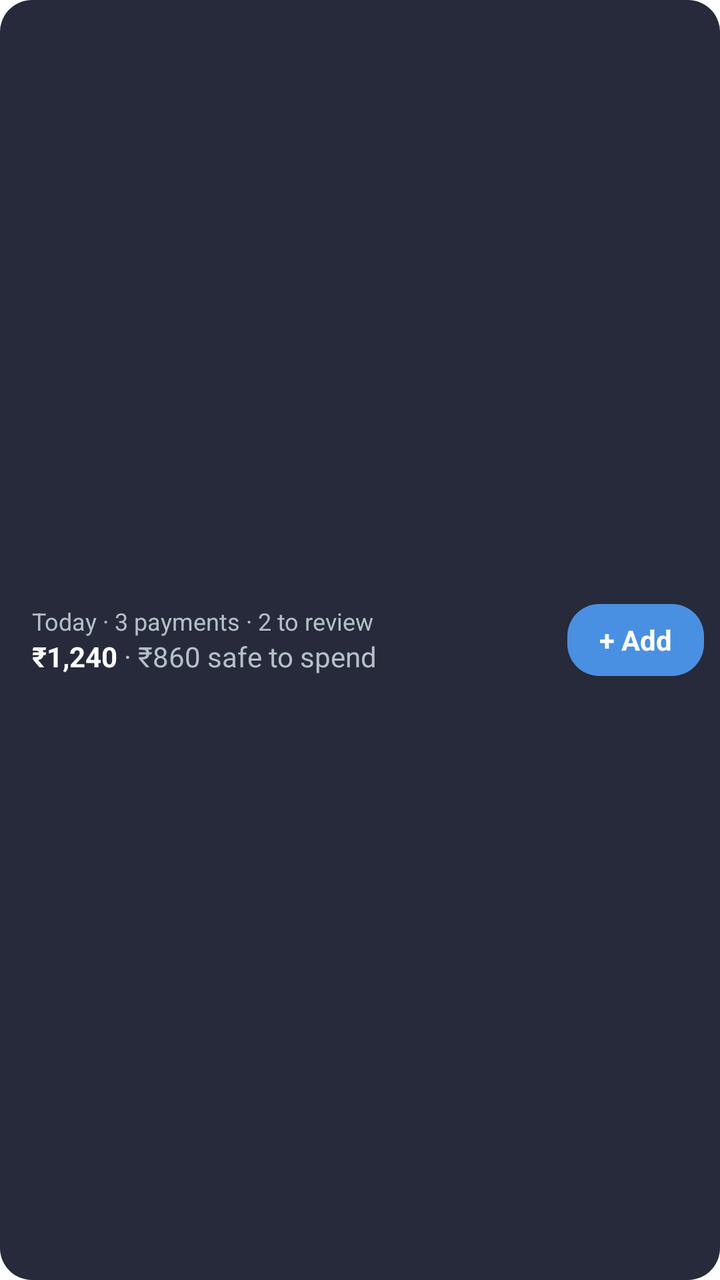
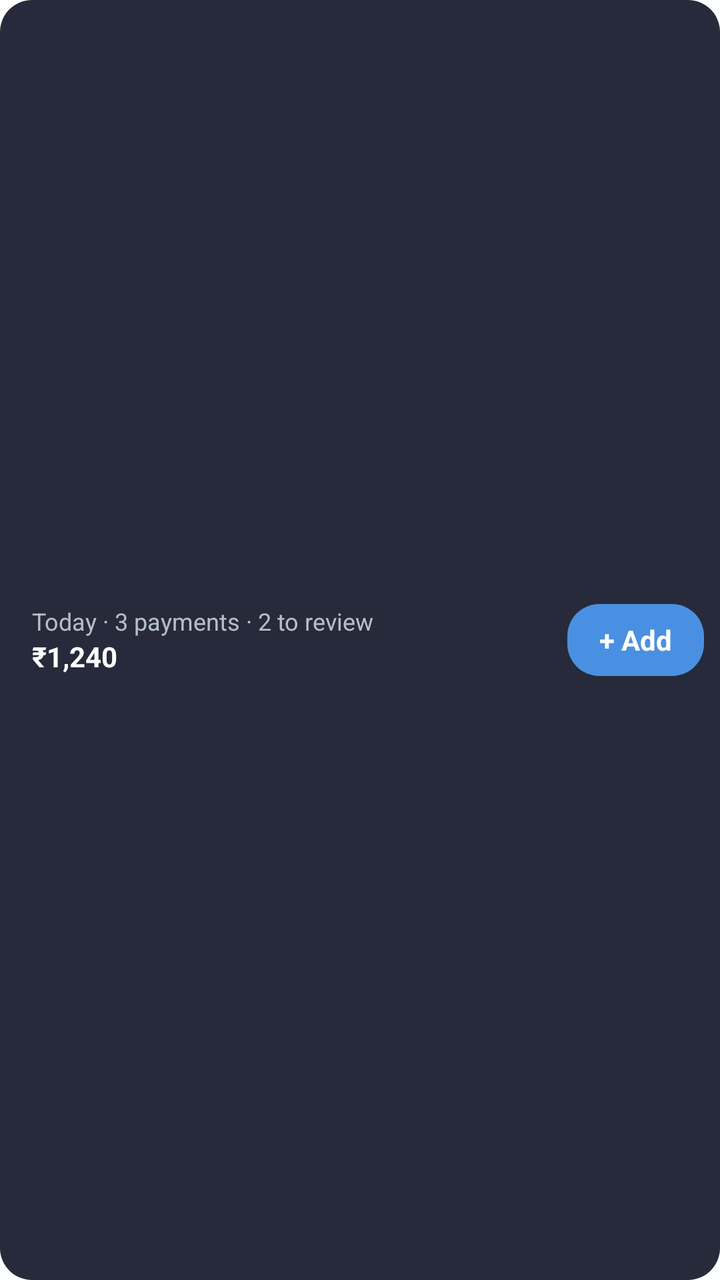

Screens rendered from an Android XML layout before and after an edit, with the pre-edit source and the edit as a unified diff.
<!-- AndroidManifest.xml: fallback theme Theme.MaterialComponents.DayNight.NoActionBar -->
<!-- res/layout/home_widget_today_preview.xml -->
<?xml version="1.0" encoding="utf-8"?>
<FrameLayout xmlns:android="http://schemas.android.com/apk/res/android"
    android:layout_width="match_parent"
    android:layout_height="match_parent">

    <ImageView
        android:layout_width="match_parent"
        android:layout_height="match_parent"
        android:importantForAccessibility="no"
        android:scaleType="fitXY"
        android:src="@drawable/budget_widget_bg"
        android:tint="#262A3A" />

    <LinearLayout
        android:layout_width="match_parent"
        android:layout_height="match_parent"
        android:gravity="center_vertical"
        android:orientation="horizontal"
        android:paddingStart="16dp"
        android:paddingEnd="8dp"
        android:paddingVertical="4dp">

        <LinearLayout
            android:layout_width="0dp"
            android:layout_height="wrap_content"
            android:layout_marginEnd="8dp"
            android:layout_weight="1"
            android:orientation="vertical">

            <TextView
                android:layout_width="match_parent"
                android:layout_height="wrap_content"
                android:maxLines="1"
                android:text="Today · 3 payments · 2 to review"
                android:textColor="#B4C0C8"
                android:textSize="12sp" />

            <LinearLayout
                android:layout_width="match_parent"
                android:layout_height="wrap_content"
                android:orientation="horizontal">

                <TextView
                    android:layout_width="wrap_content"
                    android:layout_height="wrap_content"
                    android:maxLines="1"
                    android:text="₹1,240"
                    android:textColor="#FFFFFF"
                    android:textSize="14sp"
                    android:textStyle="bold" />

                <TextView
                    android:layout_width="wrap_content"
                    android:layout_height="wrap_content"
                    android:maxLines="1"
                    android:text=" · ₹860 safe to spend"
                    android:textColor="#B4C0C8"
                    android:textSize="14sp" />
            </LinearLayout>
        </LinearLayout>

        <FrameLayout
            android:layout_width="wrap_content"
            android:layout_height="36dp">

            <ImageView
                android:layout_width="match_parent"
                android:layout_height="match_parent"
                android:importantForAccessibility="no"
                android:scaleType="fitXY"
                android:src="@drawable/budget_widget_bg"
                android:tint="#4A90E2" />

            <TextView
                android:layout_width="wrap_content"
                android:layout_height="match_parent"
                android:gravity="center"
                android:paddingHorizontal="16dp"
                android:text="@string/home_widget_add"
                android:textColor="#FFFFFF"
                android:textSize="14sp"
                android:textStyle="bold" />
        </FrameLayout>
    </LinearLayout>
</FrameLayout>
<!-- resources referenced by this layout -->
<resources>
  <!-- drawable budget_widget_bg (drawable) -->
  <?xml version="1.0" encoding="utf-8"?>
  <shape xmlns:android="http://schemas.android.com/apk/res/android"
      android:shape="rectangle">
      <solid android:color="#FFFFFF" />
      <corners android:radius="16dp" />
  </shape>
  <string name="home_widget_add">+ Add</string>
</resources>

<!-- the commit's change to res/layout/home_widget_today_preview.xml (unified diff, before → after) -->
@@ -35,28 +35,14 @@
                 android:textColor="#B4C0C8"
                 android:textSize="12sp" />
 
-            <LinearLayout
+            <TextView
                 android:layout_width="match_parent"
                 android:layout_height="wrap_content"
-                android:orientation="horizontal">
-
-                <TextView
-                    android:layout_width="wrap_content"
-                    android:layout_height="wrap_content"
-                    android:maxLines="1"
-                    android:text="₹1,240"
-                    android:textColor="#FFFFFF"
-                    android:textSize="14sp"
-                    android:textStyle="bold" />
-
-                <TextView
-                    android:layout_width="wrap_content"
-                    android:layout_height="wrap_content"
-                    android:maxLines="1"
-                    android:text=" · ₹860 safe to spend"
-                    android:textColor="#B4C0C8"
-                    android:textSize="14sp" />
-            </LinearLayout>
+                android:maxLines="1"
+                android:text="₹1,240"
+                android:textColor="#FFFFFF"
+                android:textSize="14sp"
+                android:textStyle="bold" />
         </LinearLayout>
 
         <FrameLayout
